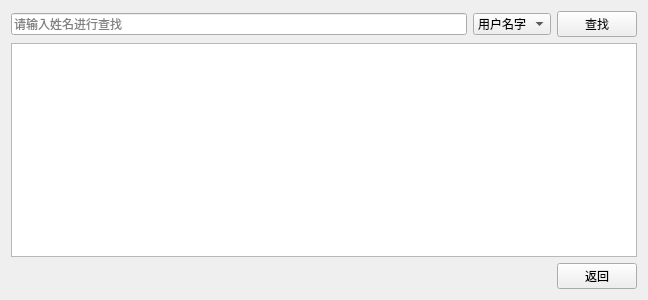
The window that LibraryAndBorrowingManagementSystem/borrowandreturnview.ui (longyuan56649826/QtCourse) describes before a commit, drawn with Qt 5.
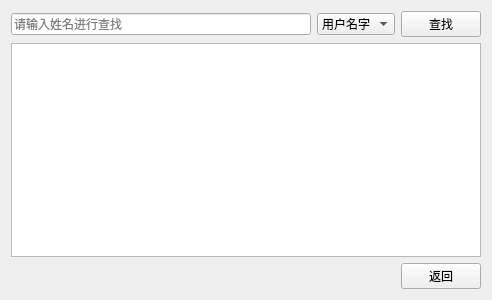
The same window after the commit. Icons and pictures are not drawn.

What changed in the file:
```diff
--- a/LibraryAndBorrowingManagementSystem/borrowandreturnview.ui
+++ b/LibraryAndBorrowingManagementSystem/borrowandreturnview.ui
@@ -6,7 +6,7 @@
    <rect>
     <x>0</x>
     <y>0</y>
-    <width>648</width>
+    <width>492</width>
     <height>300</height>
    </rect>
   </property>
```
